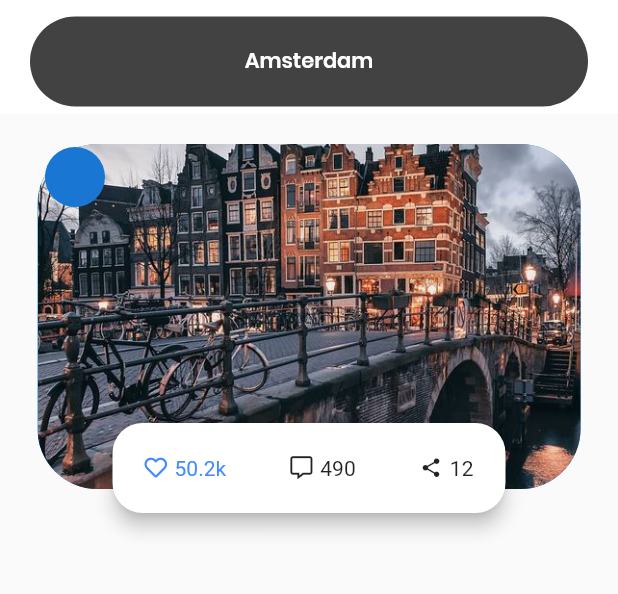
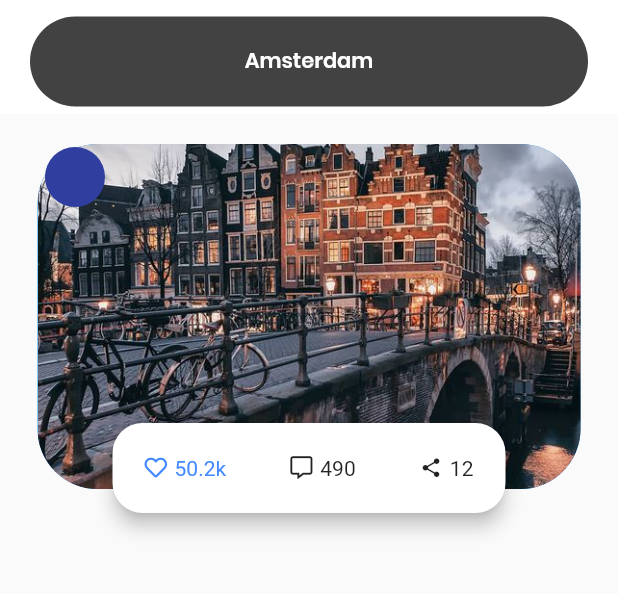
Before and after one commit to alfonsovgs/traveling_app, a Flutter app: the screen it shows after launch, on a phone screen of 412 x 824 dp, the part 90-684 px from its top. Run offline on Flutter 3.47's test engine with Material 2 defaults, Android fonts, the phone set to English and light mode, and no system bars; our stand-ins replace font_awesome_flutter.

Commit message:
Configure themeData

```diff
--- a/lib/main.dart
+++ b/lib/main.dart
@@ -9,7 +9,14 @@ class MyApp extends StatelessWidget {
     return MaterialApp(
       title: 'Flutter Demo',
       theme: ThemeData(
-        primarySwatch: Colors.blue,
+        primarySwatch: Colors.indigo,
+        accentColor: Color(0xFF5c6bc0),
+        buttonColor: Color(0xFF5c6bc0),
+        textTheme: TextTheme(
+          headline: TextStyle(fontSize: 72.0, fontWeight: FontWeight.bold),
+          title: TextStyle(fontSize: 36.0, fontFamily: 'Poppins', fontWeight: FontWeight.w600),
+          display1: TextStyle(fontSize: 12.0, fontFamily: 'Poppins'),
+        ),
       ),
       home: HomePage(),
     );
```
